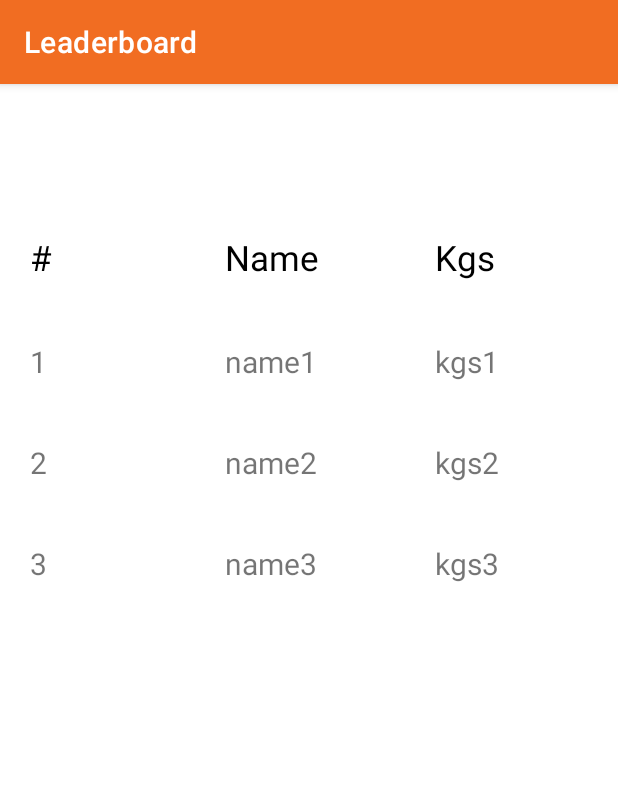
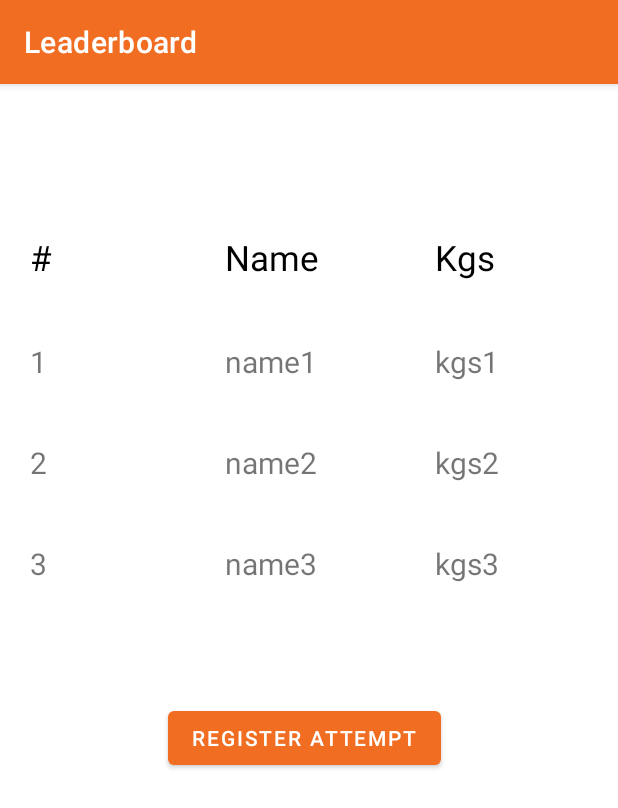
Before and after one commit to vasMil/GymBuddy, an Android app: the LeaderboardBoundary screen opened directly, with no data from a screen before it, on a phone screen of 412 x 824 dp. Shown: the top 808 px of the screen. Run offline under Robolectric (Android 15) with nearby library versions, the phone set to English and light mode, and no system bars; 2 statements that could not run were skipped.

Commit message:
register_attempt

```diff
--- a/UI_kotlin/MyApplication/app/src/main/AndroidManifest.xml
+++ b/UI_kotlin/MyApplication/app/src/main/AndroidManifest.xml
@@ -9,6 +9,12 @@
         android:roundIcon="@mipmap/ic_launcher_round"
         android:supportsRtl="true"
         android:theme="@style/Theme.MyApplication">
+        <activity
+            android:name=".RegisterAttemptBoundary"
+            android:exported="false" />
+        <activity
+            android:name=".RegisterAttempt"
+            android:exported="false" />
         <activity
             android:name=".Leaderboard"
             android:exported="false" />
--- a/UI_kotlin/MyApplication/app/src/main/java/com/example/myapplication/LeaderboardBoundary.kt
+++ b/UI_kotlin/MyApplication/app/src/main/java/com/example/myapplication/LeaderboardBoundary.kt
@@ -1,12 +1,12 @@
 package com.example.myapplication
 
+import android.content.Intent
+import android.graphics.Color
 import android.graphics.drawable.ColorDrawable
 import androidx.appcompat.app.AppCompatActivity
 import android.os.Bundle
-import android.widget.Button
-import android.widget.TableLayout
-import android.widget.TableRow
-import android.widget.TextView
+import android.widget.*
+import java.io.Serializable
 
 class LeaderboardBoundary : AppCompatActivity() {
 
@@ -22,6 +22,15 @@ class LeaderboardBoundary : AppCompatActivity() {
         val exercise = intent.getSerializableExtra("exercise") as Exercise
         val titleView = findViewById<TextView>(R.id.leaderboard_title_exercise)
         titleView.text = exercise.name
+        val regAttBtn = findViewById<Button>(R.id.register_attempt)
+        regAttBtn.setOnClickListener {
+            val intent = Intent(this,RegisterAttemptBoundary::class.java)
+            startActivity(intent)
+        }
+    }
 
-    }
+
+
+
+
 }
--- a/UI_kotlin/MyApplication/app/src/main/res/layout/activity_leaderboard_boundary.xml
+++ b/UI_kotlin/MyApplication/app/src/main/res/layout/activity_leaderboard_boundary.xml
@@ -21,6 +21,7 @@
         app:layout_constraintTop_toTopOf="parent" />
 
     <TableLayout
+        android:id="@+id/tableLayout"
         android:layout_width="411dp"
         android:layout_height="328dp"
         android:layout_marginTop="80dp"
@@ -160,13 +161,25 @@
                 android:layout_height="wrap_content"
                 android:width="137dp"
                 android:padding="20sp"
-                android:textSize="20dp"
-                android:text="kgs3" />
+                android:text="kgs3"
+                android:textSize="20dp" />
         </TableRow>
-
 
 
     </TableLayout>
 
+    <Button
+        android:id="@+id/register_attempt"
+        android:layout_width="wrap_content"
+        android:layout_height="wrap_content"
+        android:layout_marginStart="155dp"
+        android:layout_marginTop="4dp"
+        android:layout_marginEnd="162dp"
+        android:text="Register attempt"
+        app:layout_constraintBottom_toBottomOf="parent"
+        app:layout_constraintEnd_toEndOf="parent"
+        app:layout_constraintStart_toStartOf="parent"
+        app:layout_constraintTop_toBottomOf="@+id/tableLayout" />
+
 
 </androidx.constraintlayout.widget.ConstraintLayout>
--- a/UI_kotlin/MyApplication/app/src/main/res/values/strings.xml
+++ b/UI_kotlin/MyApplication/app/src/main/res/values/strings.xml
@@ -75,5 +75,4 @@
     <string name="entercomp">Enter Competition</string>
 
 
-
 </resources>
```
Also changed, not shown: UI_kotlin/MyApplication/app/src/main/java/com/example/myapplication/ChooseExerciseBoundary.kt (+4 -7 lines), UI_kotlin/MyApplication/app/src/main/java/com/example/myapplication/RegisterAttemptBoundary.kt (added, +15 -0 lines), UI_kotlin/MyApplication/app/src/main/res/layout/activity_register_attempt_boundary.xml (added, +89 -0 lines).
